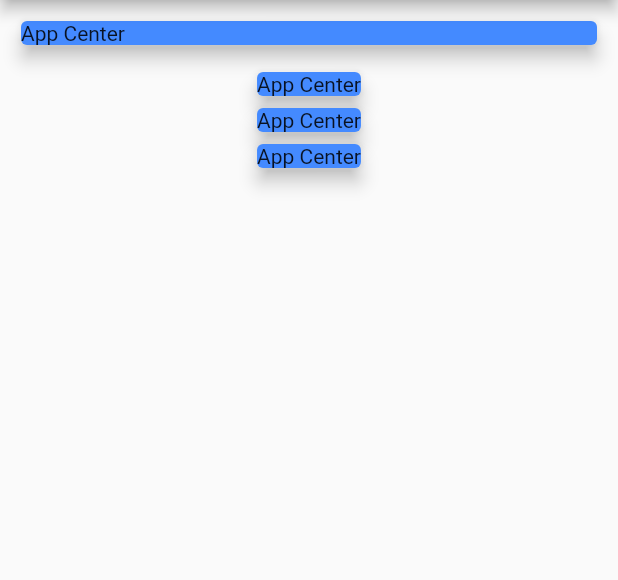
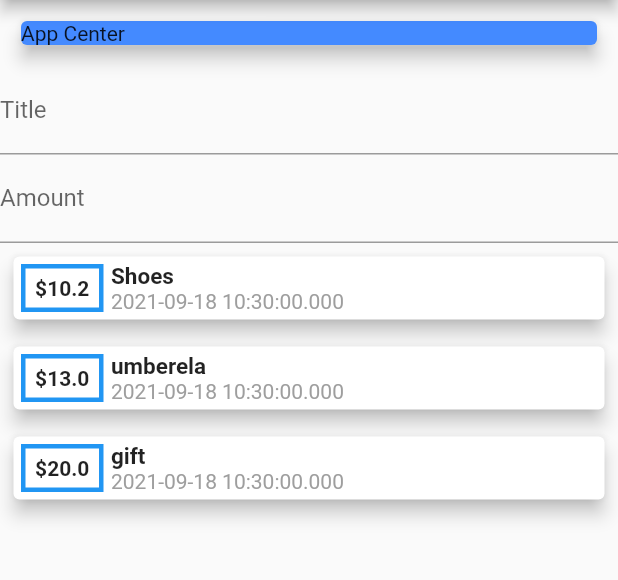
Before and after one commit to rahmatei/Transaction_Flutter, a Flutter app: the screen it shows after launch, on a phone screen of 412 x 824 dp, the part 84-664 px from its top. Run offline on Flutter 3.47's test engine with Material 2 defaults, Android fonts, the phone set to English and light mode, and no system bars.

Commit message:
add input transation

```diff
--- a/lib/main.dart
+++ b/lib/main.dart
@@ -1,12 +1,13 @@
 import 'package:app/transaction.dart';
 import 'package:flutter/material.dart';
+import 'package:flutter/services.dart';
 
 void main() {
   runApp(MyApp());
 }
 
 class MyApp extends StatelessWidget {
-  List<Transaction> trns = [
+  final List<Transaction> trns = [
     Transaction('1', 'Shoes', 10.2, DateTime.now()),
     Transaction('2', 'umberela', 13, DateTime.now()),
     Transaction('3', 'gift', 20, DateTime.now())
@@ -30,11 +31,54 @@ class MyApp extends StatelessWidget {
                     child: Text('App Center'),
                   ),
                 ),
+                Column(
+                    children: [
+                      TextField(
+                        decoration: InputDecoration(
+                          labelText:'Title' ,
+                        ),
+                      ),
+                       TextField(
+                        decoration: InputDecoration(
+                          labelText:'Amount' ,
+                        ),
+                        keyboardType: TextInputType.number,
+                      ),
+                    ],
+                ),
                 Column(children: trns.map((e){
-                  return Card(
-                    elevation: 5,
-                    color: Colors.blueAccent,
-                    child: Text('App Center'),
+                  return Container(
+                    padding: EdgeInsets.all(5),
+                    child: Card(
+                      elevation: 5,
+                      color: Colors.white,
+                      child: Row(children: [
+                        Container(
+                          width: 55,
+                          alignment: Alignment.center,
+                          padding: EdgeInsets.all(5),
+                          margin: EdgeInsets.all(5),
+                          decoration:BoxDecoration(
+                            border: Border.all(color: Colors.blue,width: 3)
+                          ),
+                          child: Text('\$${e.amount}',style: TextStyle(fontWeight: FontWeight.bold),),
+                        ),
+                        Column(
+                          crossAxisAlignment: CrossAxisAlignment.start,
+                          children: [
+                          Text('${e.title}',style: TextStyle(
+                            fontWeight: FontWeight.bold,
+                            fontSize: 15
+                          ),),
+                          Text('${e.date.toString()}'
+                          ,style: TextStyle(
+                            color: Colors.grey
+                          ),
+                          )
+                        ],)
+                      ],
+                      ),
+                    ),
                   );
                 }).toList())
               ],
--- /dev/null
+++ b/lib/transaction_list.dart
@@ -0,0 +1,8 @@
+import 'package:flutter/material.dart';
+class TransationList extends StatelessWidget {
+
+  @override
+  Widget build(BuildContext context) {
+   return Container();
+  }
+}
```
